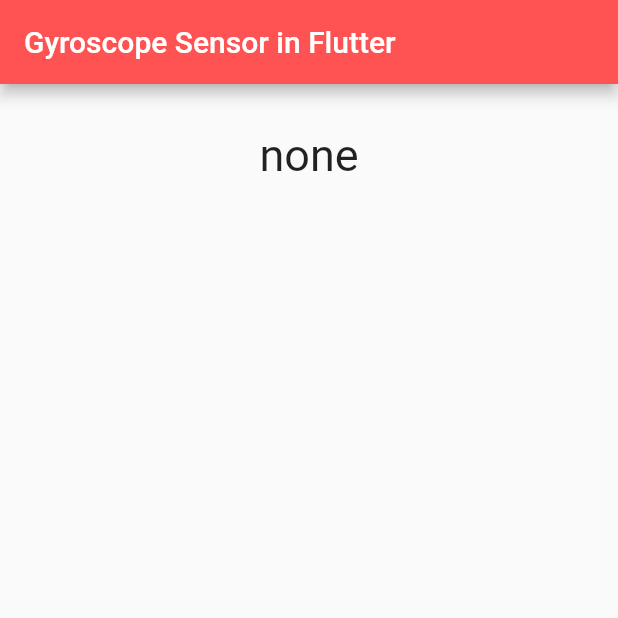
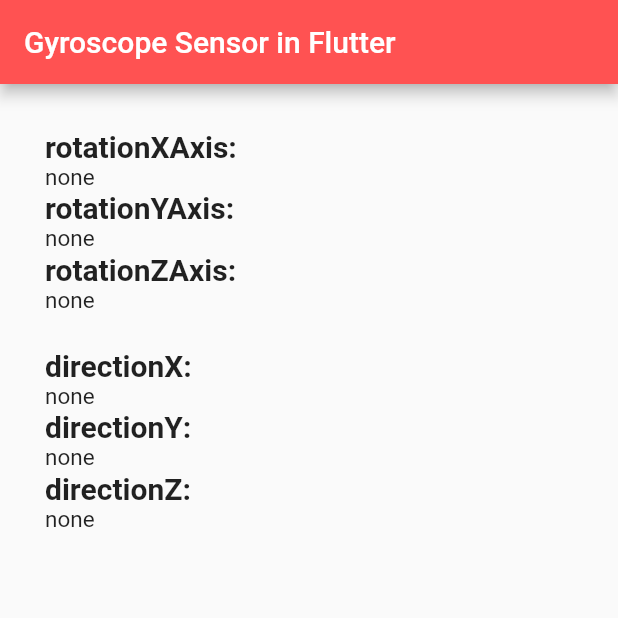
Before and after one commit to AbdelrahmanShahin181/shella, a Flutter app: the screen it shows after launch, on a phone screen of 412 x 824 dp, the top half of it. Run offline on Flutter 3.47's test engine with Material 2 defaults, Android fonts, the light colour scheme and no system bars; our stand-ins replace sensors_plus.

Commit message:
implemented Movement sensors screen

```diff
--- a/shella/lib/main.dart
+++ b/shella/lib/main.dart
@@ -1,6 +1,6 @@
 import 'package:flutter/material.dart';
-import 'package:shella/screens/mainScreen.dart';
-import 'package:shella/screens/testScreen.dart';
+import 'package:shella/screens/main_screen.dart';
+import 'package:shella/screens/test_screen.dart';
 
 import 'screens/gyroscopeSensorScreen.dart';
 
@@ -20,7 +20,7 @@
       theme: ThemeData(
         primarySwatch: Colors.blue,
       ),
-      home: const GyroscopeSensorScreen(),
+      home: const MovementSensorsScreen(),
     );
   }
 }
--- a/shella/lib/screens/gyroscopeSensorScreen.dart
+++ b/shella/lib/screens/gyroscopeSensorScreen.dart
@@ -3,34 +3,70 @@
 import 'package:flutter/material.dart';
 import 'package:sensors_plus/sensors_plus.dart';
 
-class GyroscopeSensorScreen extends StatefulWidget {
-  const GyroscopeSensorScreen({Key? key}) : super(key: key);
+class MovementSensorsScreen extends StatefulWidget {
+  const MovementSensorsScreen({Key? key}) : super(key: key);
 
   @override
-  _GyroscopeSensorScreenState createState() => _GyroscopeSensorScreenState();
+  _MovementSensorsScreenState createState() => _MovementSensorsScreenState();
 }
 
-class _GyroscopeSensorScreenState extends State<GyroscopeSensorScreen> {
+class _MovementSensorsScreenState extends State<MovementSensorsScreen> {
   double x = 0, y = 0, z = 0;
-  String direction = "none";
+  String rotationXAxis = "none";
+  String rotationYAxis = "none";
+  String rotationZAxis = "none";
+
+  String directionX = "none";
+  String directionY = "none";
+  String directionZ = "none";
 
   @override
   void initState() {
     gyroscopeEvents.listen((GyroscopeEvent event) {
-      print(event);
+      //print(event);
 
       x = event.x;
       y = event.y;
       z = event.z;
 
       if (x > 0) {
-        direction = "back";
+        rotationXAxis = "up and forward";
       } else if (x < 0) {
-        direction = "forward";
-      } else if (y > 0) {
-        direction = "left";
+        rotationXAxis = "down and backward";
+      }
+      if (y > 0) {
+        rotationYAxis = "turn left";
       } else if (y < 0) {
-        direction = "right";
+        rotationYAxis = "turn right";
+      }
+      if (z < 0) {
+        rotationZAxis = "rotation z axis minus";
+      } else if (z > 0) {
+        rotationZAxis = "rotation z axis plus";
+      }
+
+      setState(() {});
+    });
+
+    userAccelerometerEvents.listen((event) {
+      x = event.x; // right minus left plus
+      y = event.y; // back plus front minus
+      z = event.z; // down plus up minus
+
+      if (x > 0) {
+        directionX = "going left";
+      } else if (x < 0) {
+        directionX = "going right";
+      }
+      if (y > 0) {
+        directionY = "going backward";
+      } else if (y < 0) {
+        directionY = "going forward";
+      }
+      if (z < 0) {
+        directionZ = "going up";
+      } else if (z > 0) {
+        directionZ = "going down";
       }
 
       setState(() {});
@@ -45,15 +81,65 @@
         title: Text("Gyroscope Sensor in Flutter"),
         backgroundColor: Colors.redAccent,
       ),
-      body: Container(
-          alignment: Alignment.center,
-          padding: EdgeInsets.all(30),
-          child: Column(children: [
-            Text(
-              direction,
-              style: TextStyle(fontSize: 30),
-            )
-          ])),
+      body: ListView(padding: EdgeInsets.all(30), children: [
+        Column(crossAxisAlignment: CrossAxisAlignment.start, children: [
+          Text(
+            "rotationXAxis: ",
+            style: TextStyle(fontSize: 20, fontWeight: FontWeight.bold),
+          ),
+          Text(
+            rotationXAxis,
+            style: TextStyle(fontSize: 15),
+          ),
+          Text(
+            "rotationYAxis: ",
+            style: TextStyle(fontSize: 20, fontWeight: FontWeight.bold),
+          ),
+          Text(
+            rotationYAxis,
+            style: TextStyle(fontSize: 15),
+          ),
+          Text(
+            "rotationZAxis: ",
+            style: TextStyle(fontSize: 20, fontWeight: FontWeight.bold),
+          ),
+          Text(
+            rotationZAxis,
+            style: TextStyle(fontSize: 15),
+          ),
+          Text(
+            "\ndirectionX: ",
+            style: TextStyle(fontSize: 20, fontWeight: FontWeight.bold),
+          ),
+          Text(
+            directionX,
+            style: TextStyle(fontSize: 15),
+          ),
+          Text(
+            "directionY: ",
+            style: TextStyle(fontSize: 20, fontWeight: FontWeight.bold),
+          ),
+          Text(
+            directionY,
+            style: TextStyle(fontSize: 15),
+          ),
+          Text(
+            "directionZ: ",
+            style: TextStyle(fontSize: 20, fontWeight: FontWeight.bold),
+          ),
+          Text(
+            directionZ,
+            style: TextStyle(fontSize: 15),
+          )
+        ]),
+      ]),
     );
   }
 }
+
+class LiveData {
+  LiveData(this.x, this.y, this.z);
+  final double x;
+  final double y;
+  final double z;
+}
--- a/shella/lib/screens/mainScreen.dart
+++ b/shella/lib/screens/main_screen.dart
@@ -1,5 +1,3 @@
-// ignore_for_file: library_private_types_in_public_api, sized_box_for_whitespace, sort_child_properties_last, avoid_print, non_constant_identifier_names
-
 import 'package:flutter/material.dart';
 
 class MainScreen extends StatefulWidget {
--- a/shella/pubspec.yaml
+++ b/shella/pubspec.yaml
@@ -33,6 +33,8 @@
     sdk: flutter
 
   sensors_plus: ^1.2.2
+  syncfusion_flutter_charts: ^19.2.47
+
   # The following adds the Cupertino Icons font to your application.
   # Use with the CupertinoIcons class for iOS style icons.
   cupertino_icons: ^1.0.2
```
Also changed, not shown: shella/lib/screens/test_screen.dart (renamed from shella/lib/screens/testScreen.dart), shella/pubspec.lock, 6 other files.
